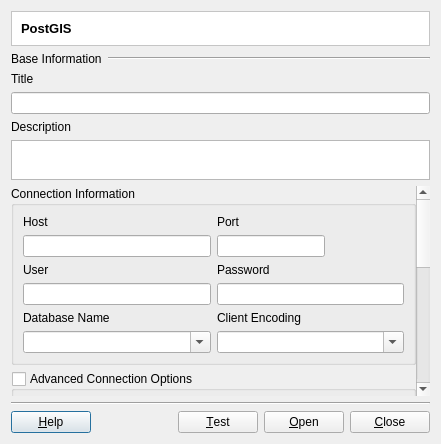
The window that src/terralib/qt/plugins/datasource/pgis/ui/PostGISConnectorDialogForm.ui (claudiobogossian/terralib5) describes before a commit, drawn with Qt 5.
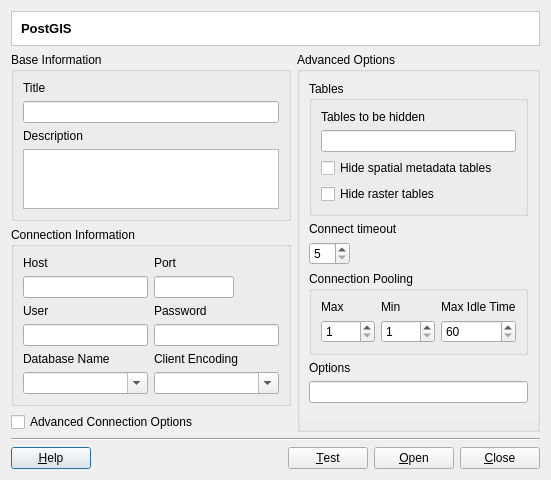
The same window after the commit.

Diff of the .ui file:
```diff
--- a/src/terralib/qt/plugins/datasource/pgis/ui/PostGISConnectorDialogForm.ui
+++ b/src/terralib/qt/plugins/datasource/pgis/ui/PostGISConnectorDialogForm.ui
@@ -6,15 +6,32 @@
    <rect>
     <x>0</x>
     <y>0</y>
-    <width>441</width>
-    <height>444</height>
+    <width>529</width>
+    <height>472</height>
    </rect>
   </property>
+  <property name="sizePolicy">
+   <sizepolicy hsizetype="Expanding" vsizetype="Preferred">
+    <horstretch>0</horstretch>
+    <verstretch>0</verstretch>
+   </sizepolicy>
+  </property>
+  <property name="minimumSize">
+   <size>
+    <width>0</width>
+    <height>0</height>
+   </size>
+  </property>
   <property name="windowTitle">
    <string>PostGIS Connector</string>
   </property>
-  <layout class="QVBoxLayout" name="verticalLayout_19" stretch="0,0,0,1,4,0,0">
-   <item>
+  <layout class="QGridLayout" name="gridLayout_10">
+   <property name="sizeConstraint">
+    <enum>QLayout::SetFixedSize</enum>
+   </property>
+   <item row="0" column="0">
+    <layout class="QGridLayout" name="gridLayout_9">
+     <item row="0" column="0">
     <widget class="QFrame" name="frame_2">
      <property name="styleSheet">
       <string notr="true">QWidget { background: white }</string>
@@ -43,139 +60,193 @@
      </layout>
     </widget>
    </item>
-   <item>
-    <layout class="QHBoxLayout" name="horizontalLayout" stretch="0,1">
-     <item>
-      <widget class="QLabel" name="label">
-       <property name="text">
+     <item row="1" column="0">
+      <layout class="QGridLayout" name="gridLayout">
+       <item row="0" column="0">
+        <layout class="QGridLayout" name="gridLayout_2">
+         <item row="0" column="0">
+          <widget class="QGroupBox" name="groupBox">
+           <property name="maximumSize">
+            <size>
+             <width>16777215</width>
+             <height>16777215</height>
+            </size>
+           </property>
+           <property name="title">
         <string>Base Information</string>
        </property>
-      </widget>
-     </item>
-     <item>
-      <widget class="Line" name="line">
-       <property name="orientation">
-        <enum>Qt::Horizontal</enum>
-       </property>
-      </widget>
-     </item>
-    </layout>
-   </item>
-   <item>
-    <layout class="QVBoxLayout" name="verticalLayout">
-     <item>
-      <widget class="QLabel" name="label_4">
+           <layout class="QGridLayout" name="gridLayout_12">
+            <item row="0" column="0">
+             <layout class="QGridLayout" name="gridLayout_8">
+              <item row="0" column="0">
+               <widget class="QLabel" name="label">
        <property name="text">
         <string>Title</string>
        </property>
       </widget>
      </item>
-     <item>
+              <item row="1" column="0">
       <widget class="QLineEdit" name="m_datasourceTitleLineEdit"/>
      </item>
     </layout>
    </item>
-   <item>
-    <layout class="QVBoxLayout" name="verticalLayout_2">
-     <item>
-      <widget class="QLabel" name="label_3">
+            <item row="1" column="0">
+             <layout class="QGridLayout" name="gridLayout_11">
+              <item row="0" column="0">
+               <widget class="QLabel" name="label_2">
        <property name="text">
         <string>Description</string>
        </property>
       </widget>
      </item>
-     <item>
+              <item row="1" column="0">
       <widget class="QTextEdit" name="m_datasourceDescriptionTextEdit">
        <property name="sizePolicy">
-        <sizepolicy hsizetype="Expanding" vsizetype="Minimum">
+                 <sizepolicy hsizetype="Expanding" vsizetype="Expanding">
          <horstretch>0</horstretch>
          <verstretch>0</verstretch>
         </sizepolicy>
        </property>
-       <property name="minimumSize">
+                <property name="maximumSize">
         <size>
-         <width>0</width>
-         <height>40</height>
-        </size>
-       </property>
-       <property name="toolTip">
-        <string>A more detailed description about the data source</string>
-       </property>
+                  <width>16777215</width>
+                  <height>60</height>
+                 </size>
+                </property>
       </widget>
      </item>
     </layout>
    </item>
-   <item>
-    <widget class="QScrollArea" name="m_datasourceConnectionScrollArea">
-     <property name="frameShape">
-      <enum>QFrame::NoFrame</enum>
-     </property>
-     <property name="widgetResizable">
-      <bool>true</bool>
-     </property>
-     <widget class="QWidget" name="scrollAreaWidgetContents">
-      <property name="geometry">
-       <rect>
-        <x>0</x>
-        <y>0</y>
-        <width>406</width>
-        <height>533</height>
-       </rect>
-      </property>
-      <layout class="QVBoxLayout" name="verticalLayout_32">
-       <property name="margin">
-        <number>0</number>
-       </property>
-       <item>
-        <widget class="QGroupBox" name="m_basicOptionsGroupBox">
+           </layout>
+          </widget>
+         </item>
+         <item row="1" column="0">
+          <widget class="QGroupBox" name="groupBox_2">
+           <property name="maximumSize">
+            <size>
+             <width>16777215</width>
+             <height>16777215</height>
+            </size>
+           </property>
          <property name="title">
           <string>Connection Information</string>
          </property>
-         <layout class="QVBoxLayout" name="verticalLayout_7">
-          <item>
-           <layout class="QHBoxLayout" name="horizontalLayout_5">
-            <item>
-             <layout class="QVBoxLayout" name="verticalLayout_3">
-              <item>
-               <widget class="QLabel" name="m_hostNameLabel">
+           <layout class="QGridLayout" name="gridLayout_29">
+            <property name="leftMargin">
+             <number>9</number>
+            </property>
+            <property name="topMargin">
+             <number>9</number>
+            </property>
+            <item row="0" column="0">
+             <layout class="QGridLayout" name="gridLayout_28">
+              <item row="0" column="0">
+               <layout class="QGridLayout" name="gridLayout_26">
+                <item row="0" column="0">
+                 <layout class="QGridLayout" name="gridLayout_19">
+                  <item row="0" column="0">
+                   <widget class="QLabel" name="label_8">
                 <property name="text">
                  <string>Host</string>
                 </property>
                </widget>
               </item>
-              <item>
-               <widget class="QLineEdit" name="m_hostNameLineEdit"/>
+                  <item row="1" column="0">
+                   <widget class="QLineEdit" name="m_hostNameLineEdit">
+                    <property name="minimumSize">
+                     <size>
+                      <width>110</width>
+                      <height>0</height>
+                     </size>
+                    </property>
+                   </widget>
               </item>
              </layout>
             </item>
-            <item>
-             <layout class="QHBoxLayout" name="horizontalLayout_6" stretch="0,1">
-              <item>
-               <layout class="QVBoxLayout" name="verticalLayout_4">
-                <item>
-                 <widget class="QLabel" name="m_portLabel">
+                <item row="1" column="0">
+                 <layout class="QGridLayout" name="gridLayout_20">
+                  <item row="0" column="0">
+                   <widget class="QLabel" name="label_6">
+                    <property name="text">
+                     <string>User</string>
+                    </property>
+                   </widget>
+                  </item>
+                  <item row="1" column="0">
+                   <widget class="QLineEdit" name="m_userNameLineEdit">
+                    <property name="minimumSize">
+                     <size>
+                      <width>110</width>
+                      <height>0</height>
+                     </size>
+                    </property>
+                   </widget>
+                  </item>
+                 </layout>
+                </item>
+                <item row="2" column="0">
+                 <layout class="QGridLayout" name="gridLayout_24">
+                  <item row="0" column="0">
+                   <widget class="QLabel" name="label_10">
+                    <property name="text">
+                     <string>Database Name</string>
+                    </property>
+                   </widget>
+                  </item>
+                  <item row="1" column="0">
+                   <widget class="QComboBox" name="m_databaseComboBox">
+                    <property name="minimumSize">
+                     <size>
+                      <width>110</width>
+                      <height>0</height>
+                     </size>
+                    </property>
+                    <property name="editable">
+                     <bool>true</bool>
+                    </property>
+                   </widget>
+                  </item>
+                 </layout>
+                </item>
+               </layout>
+              </item>
+              <item row="0" column="1">
+               <layout class="QGridLayout" name="gridLayout_27">
+                <item row="0" column="0">
+                 <layout class="QGridLayout" name="gridLayout_22">
+                  <item row="0" column="0">
+                   <widget class="QLabel" name="label_5">
                   <property name="text">
                    <string>Port</string>
                   </property>
                  </widget>
                 </item>
-                <item>
+                  <item row="1" column="0">
+                   <layout class="QGridLayout" name="gridLayout_21">
+                    <item row="0" column="0">
                  <widget class="QLineEdit" name="m_portLineEdit">
-                  <property name="inputMask">
-                   <string>9999999999; </string>
+                      <property name="minimumSize">
+                       <size>
+                        <width>50</width>
+                        <height>0</height>
+                       </size>
+                      </property>
+                      <property name="maximumSize">
+                       <size>
+                        <width>80</width>
+                        <height>16777215</height>
+                       </size>
                   </property>
                  </widget>
                 </item>
-               </layout>
-              </item>
-              <item>
-               <spacer name="horizontalSpacer_2">
+                    <item row="0" column="1">
+                     <spacer name="horizontalSpacer_4">
                 <property name="orientation">
                  <enum>Qt::Horizontal</enum>
                 </property>
                 <property name="sizeHint" stdset="0">
                  <size>
-                  <width>27</width>
+                        <width>40</width>
                   <height>20</height>
                  </size>
                 </property>
@@ -185,33 +256,26 @@
             </item>
            </layout>
           </item>
-          <item>
-           <layout class="QHBoxLayout" name="horizontalLayout_7">
-            <item>
-             <layout class="QVBoxLayout" name="verticalLayout_6">
-              <item>
-               <widget class="QLabel" name="m_userNameLabel">
-                <property name="text">
-                 <string>User</string>
-                </property>
-               </widget>
-              </item>
-              <item>
-               <widget class="QLineEdit" name="m_userNameLineEdit"/>
-              </item>
-             </layout>
-            </item>
-            <item>
-             <layout class="QVBoxLayout" name="verticalLayout_8">
-              <item>
-               <widget class="QLabel" name="m_passwordLabel">
+                <item row="1" column="0">
+                 <layout class="QGridLayout" name="gridLayout_23">
+                  <item row="0" column="0">
+                   <widget class="QLabel" name="label_7">
                 <property name="text">
                  <string>Password</string>
                 </property>
                </widget>
               </item>
-              <item>
+                  <item row="1" column="0">
                <widget class="QLineEdit" name="m_passwordLineEdit">
+                    <property name="minimumSize">
+                     <size>
+                      <width>110</width>
+                      <height>0</height>
+                     </size>
+                    </property>
+                    <property name="contextMenuPolicy">
+                     <enum>Qt::DefaultContextMenu</enum>
+                    </property>
                 <property name="echoMode">
                  <enum>QLineEdit::Password</enum>
                 </property>
@@ -219,39 +283,23 @@
               </item>
              </layout>
             </item>
-           </layout>
-          </item>
-          <item>
-           <layout class="QHBoxLayout" name="horizontalLayout_2">
-            <item>
-             <layout class="QVBoxLayout" name="verticalLayout_9">
-              <item>
-               <widget class="QLabel" name="m_databaseLabel">
-                <property name="text">
-                 <string>Database Name</string>
-                </property>
-               </widget>
-              </item>
-              <item>
-               <widget class="QComboBox" name="m_databaseComboBox">
-                <property name="editable">
-                 <bool>true</bool>
-                </property>
-               </widget>
-              </item>
-             </layout>
-            </item>
-            <item>
-             <layout class="QVBoxLayout" name="verticalLayout_10">
-              <item>
-               <widget class="QLabel" name="m_clientEncodingLabel">
+                <item row="2" column="0">
+                 <layout class="QGridLayout" name="gridLayout_25">
+                  <item row="0" column="0">
+                   <widget class="QLabel" name="label_9">
                 <property name="text">
                  <string>Client Encoding</string>
                 </property>
                </widget>
               </item>
-              <item>
+                  <item row="1" column="0">
                <widget class="QComboBox" name="m_clientEncodingComboBox">
+                    <property name="minimumSize">
+                     <size>
+                      <width>110</width>
+                      <height>0</height>
+                     </size>
+                    </property>
                 <property name="editable">
                  <bool>true</bool>
                 </property>
@@ -262,81 +310,128 @@
            </layout>
           </item>
          </layout>
-        </widget>
-       </item>
-       <item>
-        <widget class="QGroupBox" name="m_advancedOptionsGroupBox">
-         <property name="enabled">
-          <bool>true</bool>
-         </property>
-         <property name="title">
+            </item>
+           </layout>
+          </widget>
+         </item>
+         <item row="2" column="0">
+          <widget class="QCheckBox" name="m_advancedConnectionOptionsCheckBox">
+           <property name="maximumSize">
+            <size>
+             <width>16777215</width>
+             <height>16777215</height>
+            </size>
+           </property>
+           <property name="text">
           <string>Advanced Connection Options</string>
          </property>
-         <property name="checkable">
+          </widget>
+         </item>
+        </layout>
+       </item>
+       <item row="0" column="1">
+        <widget class="QGroupBox" name="m_advancedConnectionOptionsGroupBox">
+         <property name="minimumSize">
+          <size>
+           <width>243</width>
+           <height>0</height>
+          </size>
+         </property>
+         <property name="maximumSize">
+          <size>
+           <width>243</width>
+           <height>16777215</height>
+          </size>
+         </property>
+         <property name="title">
+          <string>Advanced Options</string>
+         </property>
+         <layout class="QGridLayout" name="gridLayout_38">
+          <property name="leftMargin">
+           <number>0</number>
+          </property>
+          <property name="topMargin">
+           <number>0</number>
+          </property>
+          <property name="rightMargin">
+           <number>0</number>
+          </property>
+          <item row="0" column="0">
+           <widget class="QScrollArea" name="scrollArea">
+            <property name="frameShape">
+             <enum>QFrame::NoFrame</enum>
+            </property>
+            <property name="lineWidth">
+             <number>1</number>
+            </property>
+            <property name="widgetResizable">
           <bool>true</bool>
          </property>
-         <property name="checked">
-          <bool>false</bool>
-         </property>
-         <layout class="QVBoxLayout" name="verticalLayout_11">
-          <item>
-           <widget class="QWidget" name="m_advancedOptionsWidget" native="true">
-            <layout class="QVBoxLayout" name="verticalLayout_12">
-             <item>
-              <widget class="QGroupBox" name="groupBox_3">
+            <widget class="QWidget" name="scrollAreaWidgetContents_2">
+             <property name="geometry">
+              <rect>
+               <x>0</x>
+               <y>0</y>
+               <width>241</width>
+               <height>342</height>
+              </rect>
+             </property>
+             <layout class="QGridLayout" name="gridLayout_37">
+              <item row="0" column="0">
+               <layout class="QGridLayout" name="gridLayout_36">
+                <item row="0" column="0">
+                 <widget class="QGroupBox" name="groupBox_4">
                <property name="title">
                 <string>Tables</string>
                </property>
-               <layout class="QVBoxLayout" name="verticalLayout_13">
-                <item>
-                 <layout class="QVBoxLayout" name="verticalLayout_16">
-                  <item>
-                   <widget class="QLabel" name="m_tablesToHideLabel">
+                  <layout class="QGridLayout" name="gridLayout_32">
+                   <item row="0" column="0">
+                    <layout class="QGridLayout" name="gridLayout_31">
+                     <item row="0" column="0">
+                      <layout class="QGridLayout" name="gridLayout_30">
+                       <item row="0" column="0">
+                        <widget class="QLabel" name="label_11">
                     <property name="text">
                      <string>Tables to be hidden</string>
                     </property>
                    </widget>
                   </item>
-                  <item>
+                       <item row="1" column="0">
                    <widget class="QLineEdit" name="m_tablesToHideLineEdit"/>
                   </item>
                  </layout>
                 </item>
-                <item>
+                     <item row="1" column="0">
                  <widget class="QCheckBox" name="m_hideMetadataTablesCheckBox">
                   <property name="text">
                    <string>Hide spatial metadata tables</string>
                   </property>
-                  <property name="checked">
-                   <bool>true</bool>
-                  </property>
-                 </widget>
-                </item>
-                <item>
+                      </widget>
+                     </item>
+                     <item row="2" column="0">
                  <widget class="QCheckBox" name="m_hideRasterTablesCheckBox">
                   <property name="text">
                    <string>Hide raster tables</string>
                   </property>
-                  <property name="checked">
-                   <bool>true</bool>
-                  </property>
                  </widget>
                 </item>
                </layout>
-              </widget>
-             </item>
-             <item>
-              <layout class="QHBoxLayout" name="horizontalLayout_8">
-               <item>
-                <layout class="QVBoxLayout" name="verticalLayout_14">
-                 <item>
-                  <widget class="QLabel" name="m_connectTimeoutLabel">
+                   </item>
+                  </layout>
+                 </widget>
+                </item>
+                <item row="1" column="0">
+                 <layout class="QGridLayout" name="gridLayout_4">
+                  <item row="0" column="0">
+                   <widget class="QLabel" name="label_12">
                    <property name="text">
                     <string>Connect timeout</string>
                    </property>
                   </widget>
                  </item>
-                 <item>
+                  <item row="1" column="0">
+                   <layout class="QGridLayout" name="gridLayout_3">
+                    <item row="0" column="0">
                   <widget class="QSpinBox" name="m_connectTimeoutSpinBox">
                    <property name="minimum">
                     <number>5</number>
@@ -344,15 +439,10 @@
                    <property name="maximum">
                     <number>60</number>
                    </property>
-                   <property name="value">
-                    <number>5</number>
-                   </property>
-                  </widget>
-                 </item>
-                </layout>
-               </item>
-               <item>
-                <spacer name="horizontalSpacer_3">
+                     </widget>
+                    </item>
+                    <item row="0" column="1">
+                     <spacer name="horizontalSpacer_2">
                  <property name="orientation">
                   <enum>Qt::Horizontal</enum>
                  </property>
@@ -366,26 +456,26 @@
                </item>
               </layout>
              </item>
-             <item>
-              <widget class="QGroupBox" name="m_connectionPoolingGroupBox">
+                 </layout>
+                </item>
+                <item row="2" column="0">
+                 <widget class="QGroupBox" name="groupBox_5">
                <property name="title">
                 <string>Connection Pooling</string>
                </property>
-               <layout class="QVBoxLayout" name="verticalLayout_22">
-                <item>
-                 <layout class="QHBoxLayout" name="horizontalLayout_9">
-                  <item>
-                   <layout class="QHBoxLayout" name="horizontalLayout_10" stretch="1,1,1">
-                    <item>
-                     <layout class="QVBoxLayout" name="verticalLayout_15">
-                      <item>
-                       <widget class="QLabel" name="m_maxPoolSizeLabel">
+                  <layout class="QGridLayout" name="gridLayout_34">
+                   <item row="0" column="0">
+                    <layout class="QGridLayout" name="gridLayout_33">
+                     <item row="0" column="0">
+                      <layout class="QGridLayout" name="gridLayout_5">
+                       <item row="0" column="0">
+                        <widget class="QLabel" name="label_13">
                         <property name="text">
                          <string>Max</string>
                         </property>
                        </widget>
                       </item>
-                      <item>
+                       <item row="1" column="0">
                        <widget class="QSpinBox" name="m_maxPoolSizeSpinBox">
                         <property name="toolTip">
                          <string>Max connections</string>
@@ -396,20 +486,23 @@
                         <property name="maximum">
                          <number>1024</number>
                         </property>
+                         <property name="value">
+                          <number>1</number>
+                         </property>
                        </widget>
                       </item>
                      </layout>
                     </item>
-                    <item>
-                     <layout class="QVBoxLayout" name="verticalLayout_17">
-                      <item>
-                       <widget class="QLabel" name="m_minPoolSizeLabel">
+                     <item row="0" column="1">
+                      <layout class="QGridLayout" name="gridLayout_6">
+                       <item row="0" column="0">
+                        <widget class="QLabel" name="label_14">
                         <property name="text">
                          <string>Min</string>
                         </property>
                        </widget>
                       </item>
-                      <item>
+                       <item row="1" column="0">
                        <widget class="QSpinBox" name="m_minPoolSizeSpinBox">
                         <property name="toolTip">
                          <string>Min connections</string>
@@ -420,20 +513,23 @@
                         <property name="maximum">
                          <number>1024</number>
                         </property>
+                         <property name="value">
+                          <number>1</number>
+                         </property>
                        </widget>
                       </item>
                      </layout>
                     </item>
-                    <item>
-                     <layout class="QVBoxLayout" name="verticalLayout_21">
-                      <item>
-                       <widget class="QLabel" name="m_maxPoolSizeLabel_3">
+                     <item row="0" column="2">
+                      <layout class="QGridLayout" name="gridLayout_7">
+                       <item row="0" column="0">
+                        <widget class="QLabel" name="label_15">
                         <property name="text">
                          <string>Max Idle Time</string>
                         </property>
                        </widget>
                       </item>
-                      <item>
+                       <item row="1" column="0">
                        <widget class="QSpinBox" name="m_maxIdleTimeSpinBox">
                         <property name="toolTip">
                          <string>Max idle time for connections</string>
@@ -448,10 +544,8 @@
                       </item>
                      </layout>
                     </item>
-                   </layout>
-                  </item>
-                  <item>
-                   <spacer name="horizontalSpacer_4">
+                     <item row="0" column="3">
+                      <spacer name="horizontalSpacer_6">
                     <property name="orientation">
                      <enum>Qt::Horizontal</enum>
                     </property>
@@ -468,38 +562,52 @@
                </layout>
               </widget>
              </item>
-             <item>
-              <layout class="QVBoxLayout" name="verticalLayout_18">
-               <item>
-                <widget class="QLabel" name="m_optionsLabel">
+                <item row="3" column="0">
+                 <layout class="QGridLayout" name="gridLayout_35">
+                  <item row="0" column="0">
+                   <widget class="QLabel" name="label_16">
                  <property name="text">
                   <string>Options</string>
                  </property>
                 </widget>
                </item>
-               <item>
+                  <item row="1" column="0">
                 <widget class="QLineEdit" name="m_optionsLineEdit"/>
                </item>
               </layout>
              </item>
-            </layout>
-           </widget>
+                <item row="4" column="0">
+                 <spacer name="verticalSpacer">
+                  <property name="orientation">
+                   <enum>Qt::Vertical</enum>
+                  </property>
+                  <property name="sizeHint" stdset="0">
+                   <size>
+                    <width>20</width>
+                    <height>40</height>
+                   </size>
+                  </property>
+                 </spacer>
+                </item>
+               </layout>
           </item>
          </layout>
         </widget>
+           </widget>
        </item>
       </layout>
      </widget>
-    </widget>
-   </item>
-   <item>
+       </item>
+      </layout>
+     </item>
+     <item row="2" column="0">
     <widget class="Line" name="line_2">
      <property name="orientation">
       <enum>Qt::Horizontal</enum>
      </property>
     </widget>
    </item>
-   <item>
+     <item row="3" column="0">
     <layout class="QHBoxLayout" name="horizontalLayout_4" stretch="0,1,0">
      <item>
       <widget class="QPushButton" name="m_helpPushButton">
@@ -549,6 +657,8 @@
     </layout>
    </item>
   </layout>
+   </item>
+  </layout>
  </widget>
  <tabstops>
   <tabstop>m_datasourceTitleLineEdit</tabstop>
```
Left out of the diff: 29 changed lines with no effect on the pictures. Lines whose indentation alone changed are shown as unchanged.
